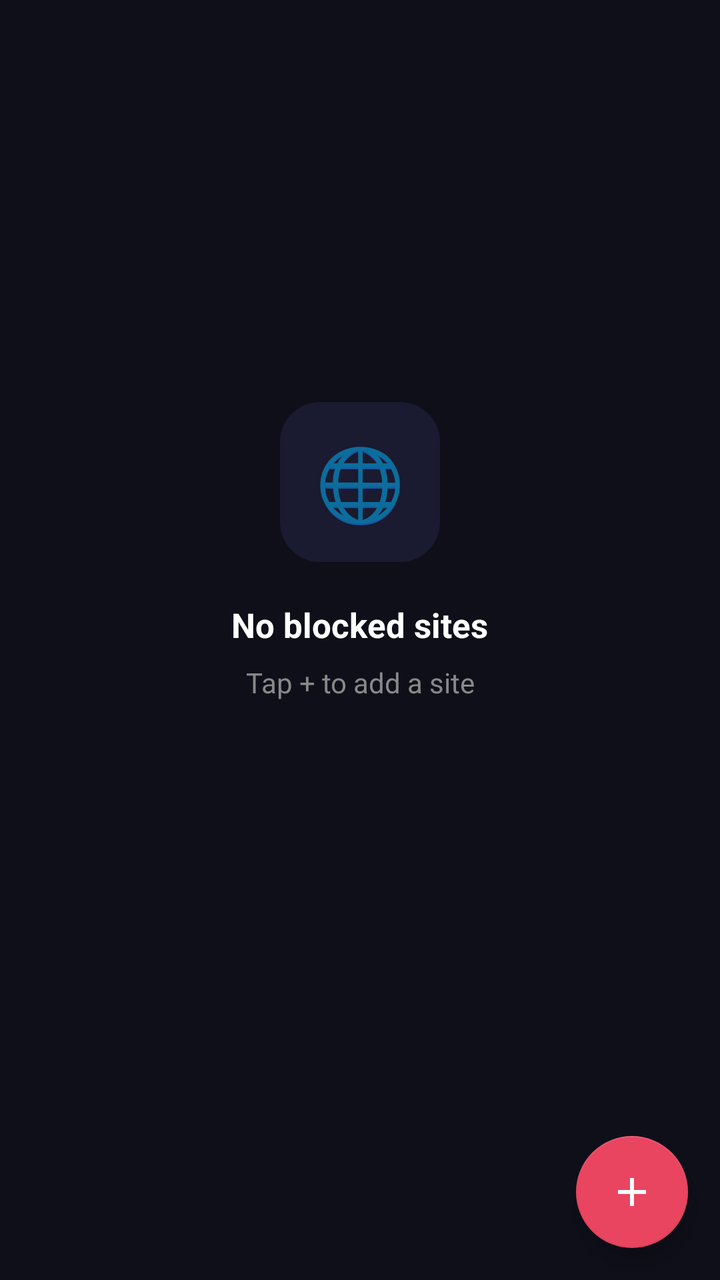
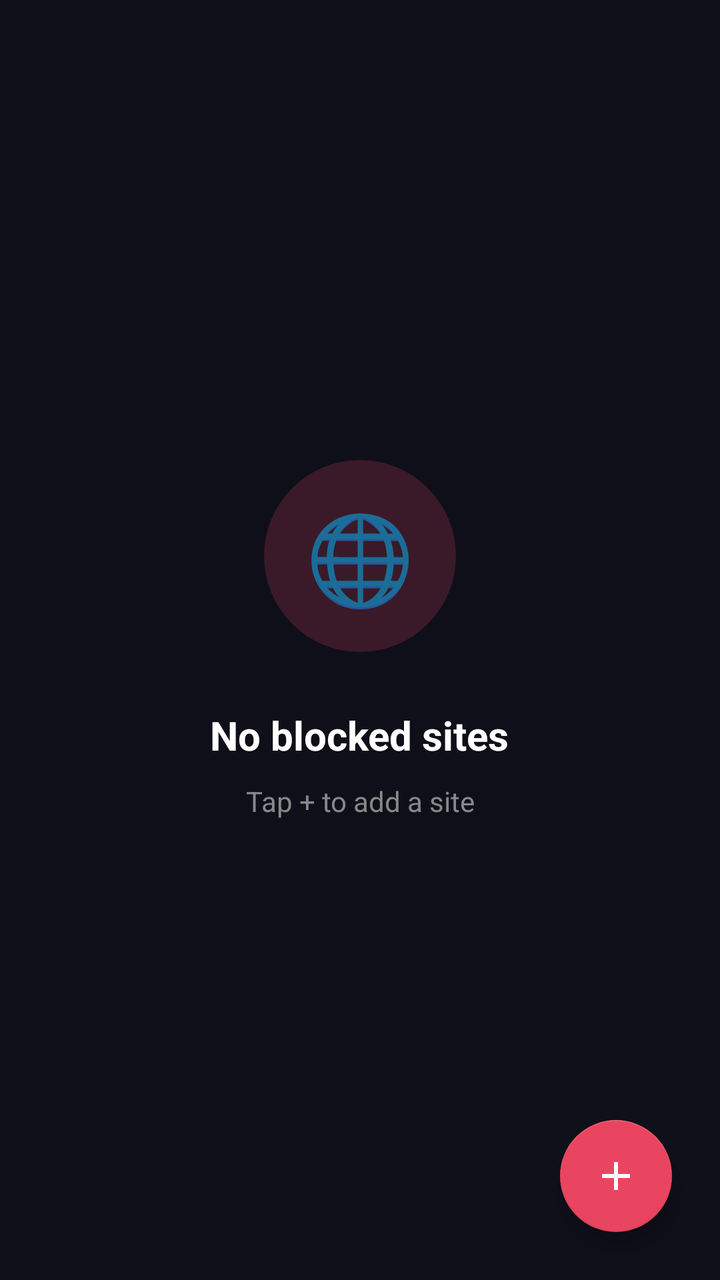

An Android layout rendered at two revisions. The XML below is the earlier revision; the diff shows what the commit changed to produce the second picture.
<!-- AndroidManifest.xml: application theme Theme.ITNSecureBrowser -->
<!-- res/layout/fragment_sites.xml -->
<?xml version="1.0" encoding="utf-8"?>
<LinearLayout xmlns:android="http://schemas.android.com/apk/res/android"
    xmlns:app="http://schemas.android.com/apk/res-auto"
    android:layout_width="match_parent"
    android:layout_height="match_parent"
    android:orientation="vertical"
    android:background="@color/bg_page">

    
    <LinearLayout
        android:id="@+id/emptyState"
        android:layout_width="match_parent"
        android:layout_height="0dp"
        android:layout_weight="1"
        android:orientation="vertical"
        android:gravity="center"
        android:visibility="visible"
        android:paddingStart="32dp"
        android:paddingEnd="32dp">

        <FrameLayout
            android:layout_width="80dp"
            android:layout_height="80dp"
            android:background="@drawable/bg_empty_state_card"
            android:layout_marginBottom="20dp">

            <TextView
                android:layout_width="wrap_content"
                android:layout_height="wrap_content"
                android:text="🌐"
                android:textSize="36sp"
                android:layout_gravity="center" />
        </FrameLayout>

        <TextView
            android:layout_width="wrap_content"
            android:layout_height="wrap_content"
            android:text="@string/sites_empty_title"
            android:textColor="@color/text_primary"
            android:textSize="17sp"
            android:textStyle="bold" />

        <TextView
            android:layout_width="wrap_content"
            android:layout_height="wrap_content"
            android:text="@string/sites_empty_hint"
            android:textColor="@color/text_secondary"
            android:textSize="14sp"
            android:layout_marginTop="8dp"
            android:gravity="center" />
    </LinearLayout>

    
    <androidx.recyclerview.widget.RecyclerView
        android:id="@+id/sitesList"
        android:layout_width="match_parent"
        android:layout_height="0dp"
        android:layout_weight="1"
        android:visibility="gone"
        android:clipToPadding="false"
        android:paddingStart="12dp"
        android:paddingEnd="12dp"
        android:paddingTop="12dp"
        android:paddingBottom="88dp" />

    
    <FrameLayout
        android:layout_width="match_parent"
        android:layout_height="wrap_content">

        <com.google.android.material.floatingactionbutton.FloatingActionButton
            android:id="@+id/fabAddSite"
            android:layout_width="wrap_content"
            android:layout_height="wrap_content"
            android:layout_gravity="end|bottom"
            android:layout_margin="16dp"
            android:src="@drawable/ic_add"
            android:contentDescription="Add site"
            app:backgroundTint="@color/accent"
            app:tint="#FFFFFF"
            app:shapeAppearanceOverlay="@style/ShapeAppearanceOverlay.FAB" />
    </FrameLayout>

</LinearLayout>
<!-- resources referenced by this layout -->
<resources>
  <color name="accent">#E94560</color>
  <color name="bg_page">#0F0F1A</color>
  <color name="text_primary">#FFFFFF</color>
  <color name="text_secondary">#888888</color>
  <!-- drawable bg_empty_state_card (drawable) -->
  <?xml version="1.0" encoding="utf-8"?>
  <shape xmlns:android="http://schemas.android.com/apk/res/android"
      android:shape="rectangle">
      <corners android:radius="20dp" />
      <solid android:color="@color/empty_icon_bg" />
  </shape>
  <!-- drawable ic_add (drawable) -->
  <vector xmlns:android="http://schemas.android.com/apk/res/android"
      android:width="24dp"
      android:height="24dp"
      android:viewportWidth="24"
      android:viewportHeight="24">
      <path
          android:fillColor="#FFFFFF"
          android:pathData="M19,13h-6v6h-2v-6H5v-2h6V5h2v6h6v2z" />
  </vector>
  <string name="sites_empty_hint">Tap + to add a site</string>
  <string name="sites_empty_title">No blocked sites</string>
  <style name="ShapeAppearanceOverlay.FAB" parent="">
          <item name="cornerSize">50%</item>
      </style>
  <style name="Theme.ITNSecureBrowser" parent="Theme.MaterialComponents.DayNight.NoActionBar">
          <item name="colorPrimary">@color/tab_active</item>
          <item name="colorPrimaryVariant">@color/bg_tab_bar</item>
          <item name="colorOnPrimary">@color/text_primary</item>
          <item name="colorSecondary">@color/accent</item>
          <item name="colorOnSecondary">@color/text_primary</item>
          <item name="android:windowBackground">@color/bg_toolbar</item>
          <item name="android:statusBarColor">@color/bg_tab_bar</item>
          <item name="android:navigationBarColor">@color/bg_tab_bar</item>
          <item name="android:windowLightStatusBar">false</item>
      </style>
  <color name="empty_icon_bg">#1A1A30</color>
  <color name="tab_active">#0F3460</color>
  <color name="bg_tab_bar">#1A1A2E</color>
  <color name="bg_toolbar">#16213E</color>
</resources>

<!-- the commit's change to res/layout/fragment_sites.xml (unified diff, before → after) -->
@@ -1,34 +1,33 @@
 <?xml version="1.0" encoding="utf-8"?>
-<LinearLayout xmlns:android="http://schemas.android.com/apk/res/android"
+<FrameLayout xmlns:android="http://schemas.android.com/apk/res/android"
     xmlns:app="http://schemas.android.com/apk/res-auto"
     android:layout_width="match_parent"
     android:layout_height="match_parent"
-    android:orientation="vertical"
     android:background="@color/bg_page">
 
     
     <LinearLayout
         android:id="@+id/emptyState"
         android:layout_width="match_parent"
-        android:layout_height="0dp"
-        android:layout_weight="1"
+        android:layout_height="match_parent"
         android:orientation="vertical"
         android:gravity="center"
         android:visibility="visible"
-        android:paddingStart="32dp"
-        android:paddingEnd="32dp">
+        android:paddingStart="48dp"
+        android:paddingEnd="48dp">
 
+        
         <FrameLayout
-            android:layout_width="80dp"
-            android:layout_height="80dp"
-            android:background="@drawable/bg_empty_state_card"
-            android:layout_marginBottom="20dp">
+            android:layout_width="96dp"
+            android:layout_height="96dp"
+            android:background="@drawable/bg_empty_icon"
+            android:layout_marginBottom="28dp">
 
             <TextView
                 android:layout_width="wrap_content"
                 android:layout_height="wrap_content"
                 android:text="🌐"
-                android:textSize="36sp"
+                android:textSize="44sp"
                 android:layout_gravity="center" />
         </FrameLayout>
 
@@ -37,7 +36,7 @@
             android:layout_height="wrap_content"
             android:text="@string/sites_empty_title"
             android:textColor="@color/text_primary"
-            android:textSize="17sp"
+            android:textSize="20sp"
             android:textStyle="bold" />
 
         <TextView
@@ -46,7 +45,7 @@
             android:text="@string/sites_empty_hint"
             android:textColor="@color/text_secondary"
             android:textSize="14sp"
-            android:layout_marginTop="8dp"
+            android:layout_marginTop="10dp"
             android:gravity="center" />
     </LinearLayout>
 
@@ -54,31 +53,26 @@
     <androidx.recyclerview.widget.RecyclerView
         android:id="@+id/sitesList"
         android:layout_width="match_parent"
-        android:layout_height="0dp"
-        android:layout_weight="1"
+        android:layout_height="match_parent"
         android:visibility="gone"
         android:clipToPadding="false"
-        android:paddingStart="12dp"
-        android:paddingEnd="12dp"
-        android:paddingTop="12dp"
-        android:paddingBottom="88dp" />
+        android:paddingStart="20dp"
+        android:paddingEnd="20dp"
+        android:paddingTop="16dp"
+        android:paddingBottom="96dp" />
 
     
-    <FrameLayout
-        android:layout_width="match_parent"
-        android:layout_height="wrap_content">
+    <com.google.android.material.floatingactionbutton.FloatingActionButton
+        android:id="@+id/fabAddSite"
+        android:layout_width="wrap_content"
+        android:layout_height="wrap_content"
+        android:layout_gravity="bottom|end"
+        android:layout_marginEnd="24dp"
+        android:layout_marginBottom="24dp"
+        android:src="@drawable/ic_add"
+        android:contentDescription="@string/cd_add_schedule"
+        app:backgroundTint="@color/accent"
+        app:tint="#FFFFFF"
+        app:shapeAppearanceOverlay="@style/ShapeAppearanceOverlay.FAB" />
 
-        <com.google.android.material.floatingactionbutton.FloatingActionButton
-            android:id="@+id/fabAddSite"
-            android:layout_width="wrap_content"
-            android:layout_height="wrap_content"
-            android:layout_gravity="end|bottom"
-            android:layout_margin="16dp"
-            android:src="@drawable/ic_add"
-            android:contentDescription="Add site"
-            app:backgroundTint="@color/accent"
-            app:tint="#FFFFFF"
-            app:shapeAppearanceOverlay="@style/ShapeAppearanceOverlay.FAB" />
-    </FrameLayout>
-
-</LinearLayout>
+</FrameLayout>
<!-- resource entries referenced after the edit -->
@@ -4,12 +4,11 @@
   <color name="bg_page">#0F0F1A</color>
   <color name="text_primary">#FFFFFF</color>
   <color name="text_secondary">#888888</color>
-  <!-- drawable bg_empty_state_card (drawable) -->
+  <!-- drawable bg_empty_icon (drawable) -->
   <?xml version="1.0" encoding="utf-8"?>
   <shape xmlns:android="http://schemas.android.com/apk/res/android"
-      android:shape="rectangle">
-      <corners android:radius="20dp" />
-      <solid android:color="@color/empty_icon_bg" />
+      android:shape="oval">
+      <solid android:color="@color/accent_soft" />
   </shape>
   <!-- drawable ic_add (drawable) -->
   <vector xmlns:android="http://schemas.android.com/apk/res/android"
@@ -21,6 +20,7 @@
           android:fillColor="#FFFFFF"
           android:pathData="M19,13h-6v6h-2v-6H5v-2h6V5h2v6h6v2z" />
   </vector>
+  <string name="cd_add_schedule">Add schedule</string>
   <string name="sites_empty_hint">Tap + to add a site</string>
   <string name="sites_empty_title">No blocked sites</string>
   <style name="ShapeAppearanceOverlay.FAB" parent="">
@@ -37,7 +37,7 @@
           <item name="android:navigationBarColor">@color/bg_tab_bar</item>
           <item name="android:windowLightStatusBar">false</item>
       </style>
-  <color name="empty_icon_bg">#1A1A30</color>
+  <color name="accent_soft">#3A1A28</color>
   <color name="tab_active">#0F3460</color>
   <color name="bg_tab_bar">#1A1A2E</color>
   <color name="bg_toolbar">#16213E</color>
